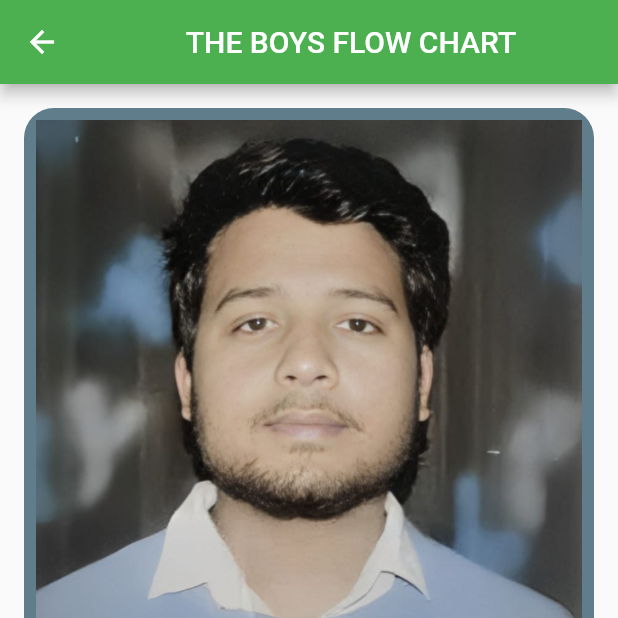
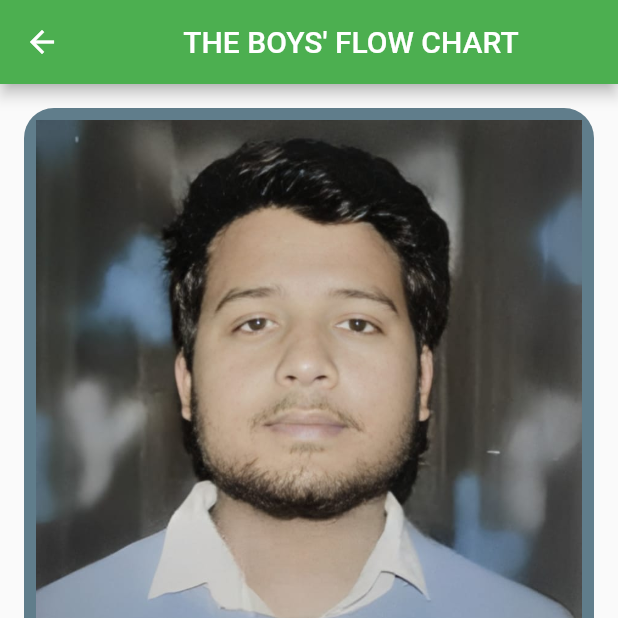
Before and after one commit to Iamgroot000/flutter-project-with-functionalities, a Flutter app: the MyGridScreen screen opened directly, on a phone screen of 412 x 824 dp, the top half of it. Run offline on Flutter 3.47's test engine with Material 2 defaults, Android fonts, the phone set to English and light mode, and no system bars; our stand-ins replace camera, firebase_auth, firebase_core, video_player; missing offline and left inert: flutter_flow_chart, star_menu; accounts and stored records are empty.

Commit message:
flutter project

```diff
--- a/lib/dashboard.dart
+++ b/lib/dashboard.dart
@@ -18,7 +18,7 @@ class _MyGridScreenState extends State<MyGridScreen> {
   Widget build(BuildContext context) {
     return Scaffold(
       appBar: AppBar(
-        title: Center(child: Text("THE BOYS FLOW CHART")),
+        title: Center(child: Text("THE BOYS' FLOW CHART")),
         backgroundColor: Colors.green,
       ),
       body: Center(
```
